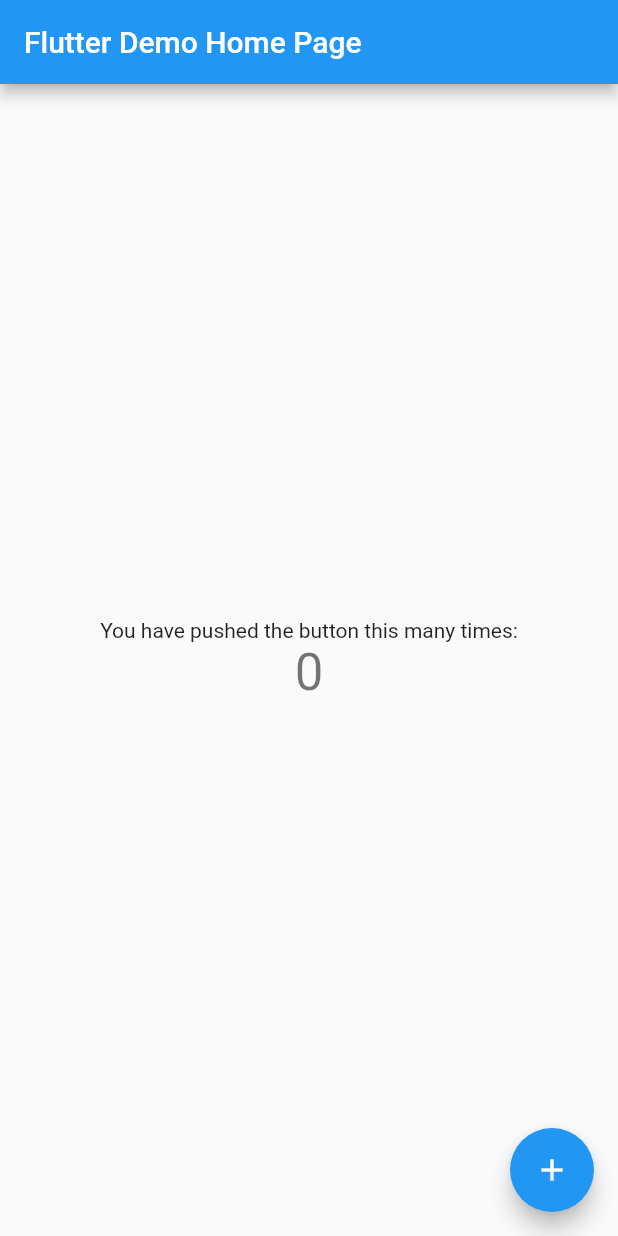
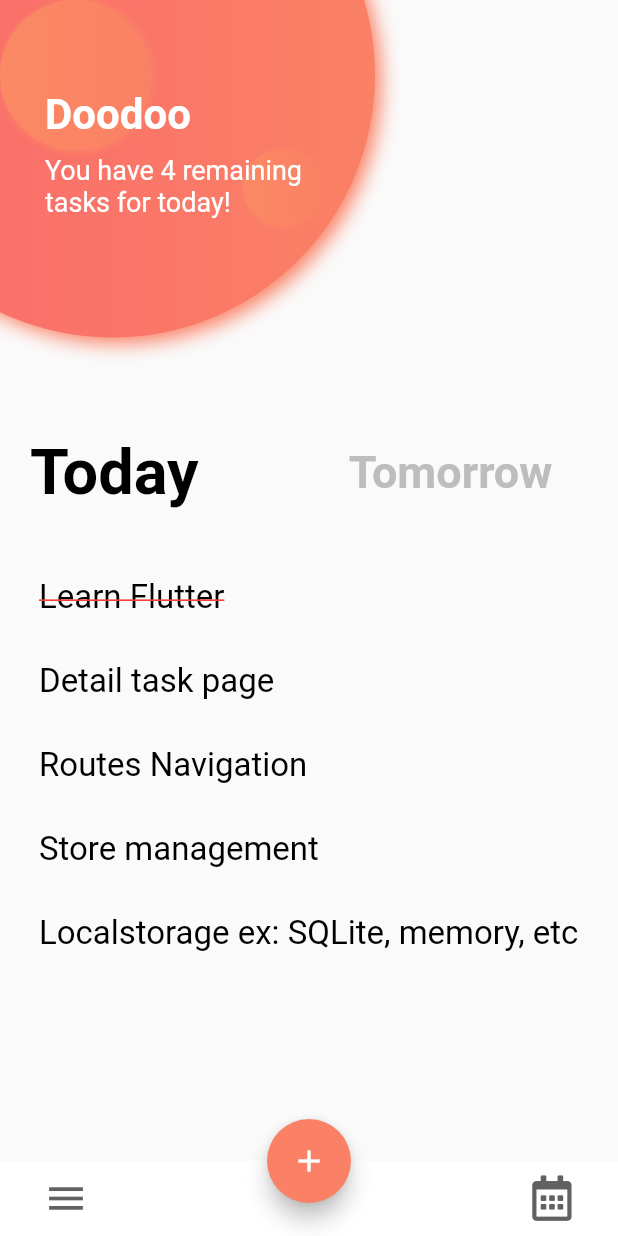
Before and after one commit to faridlab/flutter-doodoo, a Flutter app: the screen it shows after launch, on a phone screen of 412 x 824 dp. Run offline on Flutter 3.47's test engine with Material 2 defaults, Android fonts, the phone set to English and light mode, and no system bars; our stand-ins replace font_awesome_flutter.

Commit message:
many changes

```diff
--- a/lib/main.dart
+++ b/lib/main.dart
@@ -1,117 +1,216 @@
 import 'package:flutter/material.dart';
+import 'package:font_awesome_flutter/font_awesome_flutter.dart';
 
 void main() {
-  runApp(MyApp());
+  runApp(DoodooApp());
 }
 
-class MyApp extends StatelessWidget {
-  // This widget is the root of your application.
+class DoodooApp extends StatelessWidget {
+  final appTitle = 'Doodoo App';
+
   @override
   Widget build(BuildContext context) {
     return MaterialApp(
-      title: 'Flutter Demo',
-      theme: ThemeData(
-        // This is the theme of your application.
-        //
-        // Try running your application with "flutter run". You'll see the
-        // application has a blue toolbar. Then, without quitting the app, try
-        // changing the primarySwatch below to Colors.green and then invoke
-        // "hot reload" (press "r" in the console where you ran "flutter run",
-        // or simply save your changes to "hot reload" in a Flutter IDE).
-        // Notice that the counter didn't reset back to zero; the application
-        // is not restarted.
-        primarySwatch: Colors.blue,
-        // This makes the visual density adapt to the platform that you run
-        // the app on. For desktop platforms, the controls will be smaller and
-        // closer together (more dense) than on mobile platforms.
-        visualDensity: VisualDensity.adaptivePlatformDensity,
-      ),
-      home: MyHomePage(title: 'Flutter Demo Home Page'),
+      title: appTitle,
+      home: TodoApp(),
     );
   }
 }
 
-class MyHomePage extends StatefulWidget {
-  MyHomePage({Key key, this.title}) : super(key: key);
-
-  // This widget is the home page of your application. It is stateful, meaning
-  // that it has a State object (defined below) that contains fields that affect
-  // how it looks.
-
-  // This class is the configuration for the state. It holds the values (in this
-  // case the title) provided by the parent (in this case the App widget) and
-  // used by the build method of the State. Fields in a Widget subclass are
-  // always marked "final".
-
-  final String title;
-
-  @override
-  _MyHomePageState createState() => _MyHomePageState();
-}
-
-class _MyHomePageState extends State<MyHomePage> {
-  int _counter = 0;
-
-  void _incrementCounter() {
-    setState(() {
-      // This call to setState tells the Flutter framework that something has
-      // changed in this State, which causes it to rerun the build method below
-      // so that the display can reflect the updated values. If we changed
-      // _counter without calling setState(), then the build method would not be
-      // called again, and so nothing would appear to happen.
-      _counter++;
-    });
-  }
+class TodoApp extends StatelessWidget {
+  final Color color1 = Color(0xffFA696C);
+  final Color color2 = Color(0xffFA8165);
+  final Color color3 = Color(0xffFB8964);
+  final List tasks = [
+    {
+      "title": "Learn Flutter",
+      "completed": true
+    },
+    {
+      "title": "Detail task page",
+      "completed": false
+    },
+    {
+      "title": "Routes Navigation",
+      "completed": false
+    },
+    {
+      "title": "Store management",
+      "completed": false
+    },
+    {
+      "title": "Localstorage ex: SQLite, memory, etc",
+      "completed": false
+    },
+  ];
 
   @override
   Widget build(BuildContext context) {
-    // This method is rerun every time setState is called, for instance as done
-    // by the _incrementCounter method above.
-    //
-    // The Flutter framework has been optimized to make rerunning build methods
-    // fast, so that you can just rebuild anything that needs updating rather
-    // than having to individually change instances of widgets.
     return Scaffold(
-      appBar: AppBar(
-        // Here we take the value from the MyHomePage object that was created by
-        // the App.build method, and use it to set our appbar title.
-        title: Text(widget.title),
-      ),
-      body: Center(
-        // Center is a layout widget. It takes a single child and positions it
-        // in the middle of the parent.
+      body: SingleChildScrollView(
         child: Column(
-          // Column is also a layout widget. It takes a list of children and
-          // arranges them vertically. By default, it sizes itself to fit its
-          // children horizontally, and tries to be as tall as its parent.
-          //
-          // Invoke "debug painting" (press "p" in the console, choose the
-          // "Toggle Debug Paint" action from the Flutter Inspector in Android
-          // Studio, or the "Toggle Debug Paint" command in Visual Studio Code)
-          // to see the wireframe for each widget.
-          //
-          // Column has various properties to control how it sizes itself and
-          // how it positions its children. Here we use mainAxisAlignment to
-          // center the children vertically; the main axis here is the vertical
-          // axis because Columns are vertical (the cross axis would be
-          // horizontal).
-          mainAxisAlignment: MainAxisAlignment.center,
+          crossAxisAlignment: CrossAxisAlignment.start,
           children: <Widget>[
-            Text(
-              'You have pushed the button this many times:',
+            _buildHeader(),
+            SizedBox(height: 40.0),
+            Container(
+              height: 50,
+              padding: const EdgeInsets.only(left: 20.0),
+              child: OverflowBox(
+                maxWidth: 500,
+                alignment: Alignment.centerLeft,
+                child: Row(
+                  children: <Widget>[
+                    Text(
+                      "Today",
+                      style: TextStyle(
+                          color: Colors.black,
+                          fontSize: 42.0,
+                          fontWeight: FontWeight.bold),
+                    ),
+                    SizedBox(width: 100),
+                    Container(
+                      alignment: Alignment.center,
+                      child: Text(
+                        "Tomorrow",
+                        style: TextStyle(
+                            color: Colors.grey.shade400,
+                            fontSize: 30.0,
+                            fontWeight: FontWeight.bold),
+                      ),
+                    )
+                  ],
+                ),
+              ),
             ),
-            Text(
-              '$_counter',
-              style: Theme.of(context).textTheme.headline4,
-            ),
+            SizedBox(height: 30.0),
+            ...tasks.map((task) => Padding(
+                padding: const EdgeInsets.only(left: 10.0),
+                child: ListTile(
+                    title: Text(
+                  task["title"],
+                  style: TextStyle(
+                      decoration: task["completed"]
+                          ? TextDecoration.lineThrough
+                          : TextDecoration.none,
+                      decorationColor: Colors.red,
+                      fontSize: 22.0,
+                      color: Colors.black),
+                )))),
           ],
         ),
       ),
+      bottomNavigationBar: BottomAppBar(
+        elevation: 0,
+        child: Container(
+          height: 50,
+          child: Row(
+            children: <Widget>[
+              SizedBox(width: 20.0),
+              IconButton(
+                color: Colors.grey.shade700,
+                icon: Icon(
+                  Icons.menu,
+                  size: 30,
+                ),
+                onPressed: () {},
+              ),
+              Spacer(),
+              IconButton(
+                color: Colors.grey.shade700,
+                icon: Icon(
+                  FontAwesomeIcons.calendarAlt,
+                  size: 30,
+                ),
+                onPressed: () {},
+              ),
+              SizedBox(width: 20.0),
+            ],
+          ),
+        ),
+      ),
+      floatingActionButtonLocation: FloatingActionButtonLocation.centerDocked,
       floatingActionButton: FloatingActionButton(
-        onPressed: _incrementCounter,
-        tooltip: 'Increment',
+        backgroundColor: color2,
         child: Icon(Icons.add),
-      ), // This trailing comma makes auto-formatting nicer for build methods.
+        onPressed: () {},
+      ),
+    );
+  }
+
+  Container _buildHeader() {
+    return Container(
+      height: 250,
+      width: double.infinity,
+      child: Stack(
+        children: <Widget>[
+          Positioned(
+            bottom: 0,
+            left: -100,
+            top: -150,
+            child: Container(
+              width: 350,
+              decoration: BoxDecoration(
+                  shape: BoxShape.circle,
+                  gradient: LinearGradient(colors: [color1, color2]),
+                  boxShadow: [
+                    BoxShadow(
+                        color: color2,
+                        offset: Offset(4.0, 4.0),
+                        blurRadius: 10.0)
+                  ]),
+            ),
+          ),
+          Container(
+            width: 100,
+            height: 100,
+            decoration: BoxDecoration(
+                shape: BoxShape.circle,
+                gradient: LinearGradient(colors: [color3, color2]),
+                boxShadow: [
+                  BoxShadow(
+                      color: color3, offset: Offset(1.0, 1.0), blurRadius: 4.0)
+                ]),
+          ),
+          Positioned(
+            top: 100,
+            right: 200,
+            child: Container(
+              width: 50,
+              height: 50,
+              decoration: BoxDecoration(
+                  shape: BoxShape.circle,
+                  gradient: LinearGradient(colors: [color3, color2]),
+                  boxShadow: [
+                    BoxShadow(
+                        color: color3,
+                        offset: Offset(1.0, 1.0),
+                        blurRadius: 4.0)
+                  ]),
+            ),
+          ),
+          Container(
+            margin: const EdgeInsets.only(top: 60, left: 30),
+            child: Column(
+              crossAxisAlignment: CrossAxisAlignment.start,
+              children: <Widget>[
+                Text(
+                  "Doodoo",
+                  style: TextStyle(
+                      color: Colors.white,
+                      fontSize: 28.0,
+                      fontWeight: FontWeight.w700),
+                ),
+                SizedBox(height: 10.0),
+                Text(
+                  "You have 4 remaining\ntasks for today!",
+                  style: TextStyle(color: Colors.white, fontSize: 18.0),
+                )
+              ],
+            ),
+          )
+        ],
+      ),
     );
   }
 }
--- a/pubspec.yaml
+++ b/pubspec.yaml
@@ -28,6 +28,7 @@ dependencies:
   # The following adds the Cupertino Icons font to your application.
   # Use with the CupertinoIcons class for iOS style icons.
   cupertino_icons: ^1.0.0
+  font_awesome_flutter: ^8.8.1
 
 dev_dependencies:
   flutter_test:
```
Also changed, not shown: pubspec.lock, 1 other file.
